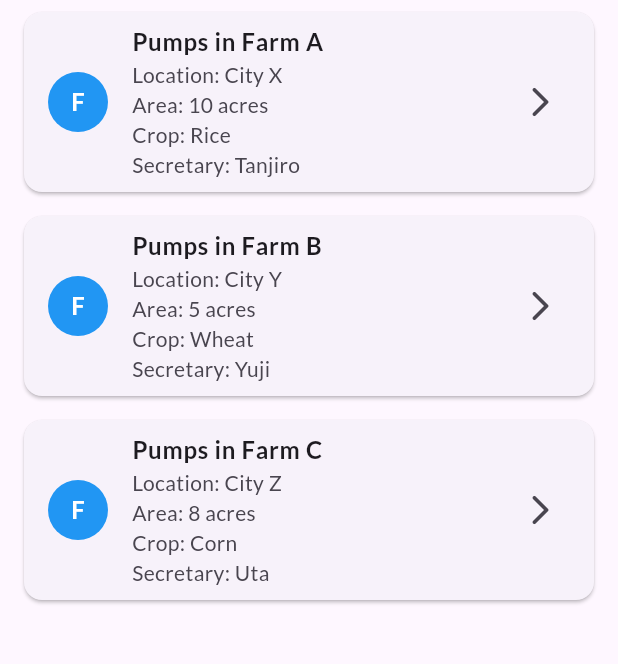
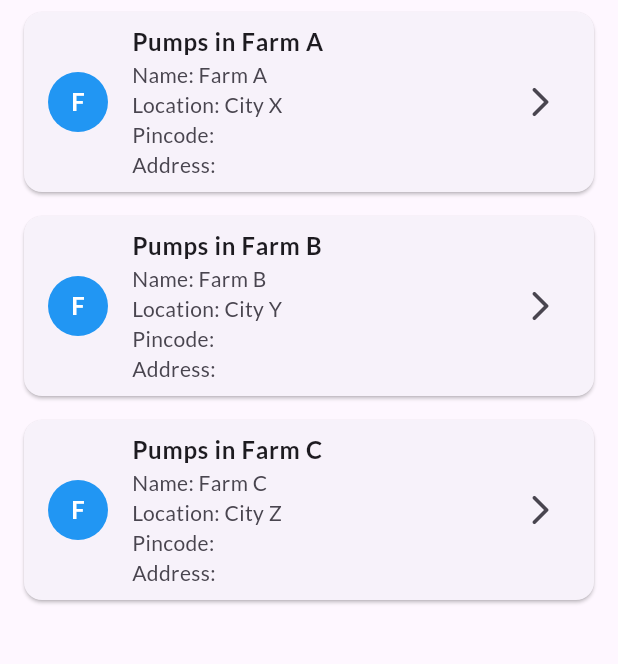
Before and after one commit to Deepanshu9229/Farmer-App-Full-public, a Flutter app: the PumpInFarm screen opened by its route, on a phone screen of 412 x 824 dp, the part 84-748 px from its top. Run offline on Flutter 3.47's test engine with Material 3 defaults, Android fonts, the phone set to English and light mode, and no system bars; our stand-ins replace cached_network_image, flutter_dotenv, flutter_spinkit, geocoding, geolocator, google_fonts and 2 more; missing offline and left inert: model_viewer_plus, wifi_scan; network calls fail.

Commit message:
pump added

```diff
--- a/frontend/lib/models/farm.dart
+++ b/frontend/lib/models/farm.dart
@@ -1,5 +1,3 @@
-
-
 class CatalogModel {
   static List<Item> items = []; // start with empty list
 }
@@ -8,18 +6,16 @@ class Item {
   final num id;
   final String name;
   final String location;
-  final num area;
-  final String crop;
-  final String secratory;
+  final String pincode;
+  final String address;
 
   // Constructor with required fields
   Item({
     required this.id,
     required this.name,
     required this.location,
-    required this.area,
-    required this.crop,
-    required this.secratory,
+    required this.pincode,
+    required this.address,
   });
 
   factory Item.fromMap(Map<String, dynamic> map) {
@@ -27,9 +23,8 @@ class Item {
       id: map["id"] ?? 0,
       name: map["name"] ?? '',
       location: map["location"] ?? '',
-      area: map["area"] != null ? num.parse(map["area"].toString()) : 0,
-      crop: map["crop"] ?? '',
-      secratory: map["secratory"] ?? '',
+      pincode: map["pincode"]?.toString() ?? '',
+      address: map["address"] ?? '',
     );
   }
 
@@ -37,8 +32,7 @@ class Item {
         "id": id,
         "name": name,
         "location": location,
-        "area": area,
-        "crop": crop,
-        "secratory": secratory,
+        "pincode": pincode,
+        "address": address,
       };
 }
--- a/frontend/lib/pages/farm_page.dart
+++ b/frontend/lib/pages/farm_page.dart
@@ -6,8 +6,6 @@ import 'package:frontend/utils/routes.dart';
 import 'package:http/http.dart' as http;
 import 'package:flutter_dotenv/flutter_dotenv.dart';
 import 'package:frontend/utils/cookie_manager.dart';
-
-
 
 class FarmPage extends StatefulWidget {
   const FarmPage({super.key});
@@ -33,7 +31,13 @@ class _FarmPageState extends State<FarmPage> {
     final String url = "$baseUrl/api/farmer/farms";
 
     try {
-      final response = await http.get(Uri.parse(url));
+      final response = await http.get(
+        Uri.parse(url),
+        headers: {
+          "Content-Type": "application/json",
+          "Cookie": sessionCookie ?? "",
+        },
+      );
       if (response.statusCode == 200) {
         List<dynamic> farmData = jsonDecode(response.body);
         setState(() {
@@ -55,38 +59,48 @@ class _FarmPageState extends State<FarmPage> {
   }
 
   // Function to add a new farm via backend API
-  Future<void> addFarm(String name, String location, String pincode, String address) async {
+  Future<void> addFarm(
+      String name, String location, String pincode, String address) async {
     final String baseUrl =
         dotenv.env['API_BASE_URL_DEV'] ?? 'http://localhost:4000';
-        final String url = "$baseUrl/api/farmer/add"; // Correct endpoint for adding a farm
+    final String url =
+        "$baseUrl/api/farmer/farms/add"; // endpoint for adding a farm
 
     // Include the cookie from our global variable
     final headers = {
       "Content-Type": "application/json",
       "Cookie": sessionCookie ?? ""
     };
+    print(
+        "Using session cookie: $sessionCookie"); //Verify that the cookie isn’t empty
+    print("AddFarm URL: $url");
+    print("Headers: $headers");
 
     final body = jsonEncode({
       "name": name,
-      "mobileNumber": "", // Omit if not needed, or pass proper mobile number if required
-      "city": location,   // Adjust key if needed
       "pincode": pincode,
-      "residentialAddress": address,
+      "location": location,
+      "address": address,
     });
 
     try {
-      final response = await http.post(Uri.parse(url), headers: headers, body: body);
+      final response =
+          await http.post(Uri.parse(url), headers: headers, body: body);
       if (response.statusCode == 201) {
         // On success, show message and refresh the farm list
         final responseData = jsonDecode(response.body);
         ScaffoldMessenger.of(context).showSnackBar(
-          SnackBar(content: Text(responseData['message'] ?? 'Farm added successfully!')),
+          SnackBar(
+              content:
+                  Text(responseData['message'] ?? 'Farm added successfully!')),
         );
         fetchFarms(); // Refresh list after adding new farm
       } else {
         final errorData = jsonDecode(response.body);
+        final errorMessage =
+            errorData['message'] ?? errorData['error'] ?? 'Unknown error';
         ScaffoldMessenger.of(context).showSnackBar(
-          SnackBar(content: Text("Error: ${errorData['message']}")),
+          SnackBar(content: Text("Error: $errorMessage")),
         );
       }
     } catch (error) {
@@ -95,7 +109,7 @@ class _FarmPageState extends State<FarmPage> {
         const SnackBar(content: Text("Failed to connect to server")),
       );
     }
-  } // <-- Added missing closing brace for addFarm
+  }
 
   // Show dialog to add new farm
   void _showAddFarmDialog() {
@@ -158,7 +172,8 @@ class _FarmPageState extends State<FarmPage> {
   Widget build(BuildContext context) {
     return Scaffold(
       appBar: AppBar(
-        title: const Text("Farm Details", style: TextStyle(fontWeight: FontWeight.bold)),
+        title: const Text("Farm Details",
+            style: TextStyle(fontWeight: FontWeight.bold)),
         centerTitle: true,
         backgroundColor: Colors.green.shade200,
       ),
@@ -197,19 +212,18 @@ class FarmItemWidget extends StatelessWidget {
           backgroundColor: Colors.green,
           child: Text(
             item.name[0], // Display the first letter of the name
-            style: const TextStyle(color: Colors.white, fontWeight: FontWeight.bold),
+            style: const TextStyle(
+                color: Colors.white, fontWeight: FontWeight.bold),
           ),
         ),
         title: Text(
           item.name,
           style: const TextStyle(fontWeight: FontWeight.bold, fontSize: 16),
         ),
-        subtitle: Text(
+        subtitle: Text("Name: ${item.name}\n"
             "Location: ${item.location}\n"
-          "Area: ${item.area} acres\n"
-          "Crop: ${item.crop}\n"
-          "Secretary: ${item.secratory}",
-        ),
+            "Pincode: ${item.pincode}\n"
+            "Address: ${item.address}"),
         trailing: const Icon(Icons.arrow_forward_ios_rounded),
         onTap: () {
           // Pass the farm ID and name to the pump page.
--- a/frontend/lib/pages/pumps_in_farm_page.dart
+++ b/frontend/lib/pages/pumps_in_farm_page.dart
@@ -81,12 +81,10 @@ class ItemWidget extends StatelessWidget {
           "Pumps in ${item.name}",
           style: const TextStyle(fontWeight: FontWeight.bold, fontSize: 16),
         ),
-        subtitle: Text(
-          "Location: ${item.location}\n"
-          "Area: ${item.area} acres\n"
-          "Crop: ${item.crop}\n"
-          "Secretary: ${item.secratory}",
-        ),
+        subtitle: Text("Name: ${item.name}\n"
+            "Location: ${item.location}\n"
+            "Pincode: ${item.pincode}\n"
+            "Address: ${item.address}"),
         trailing: const Icon(Icons.arrow_forward_ios_rounded),
         onTap: () {
           Navigator.push(
```
Also changed, not shown: frontend/lib/pages/signup_page.dart (+21 -10 lines), 2 other files. Lines whose indentation alone changed are shown as unchanged.
